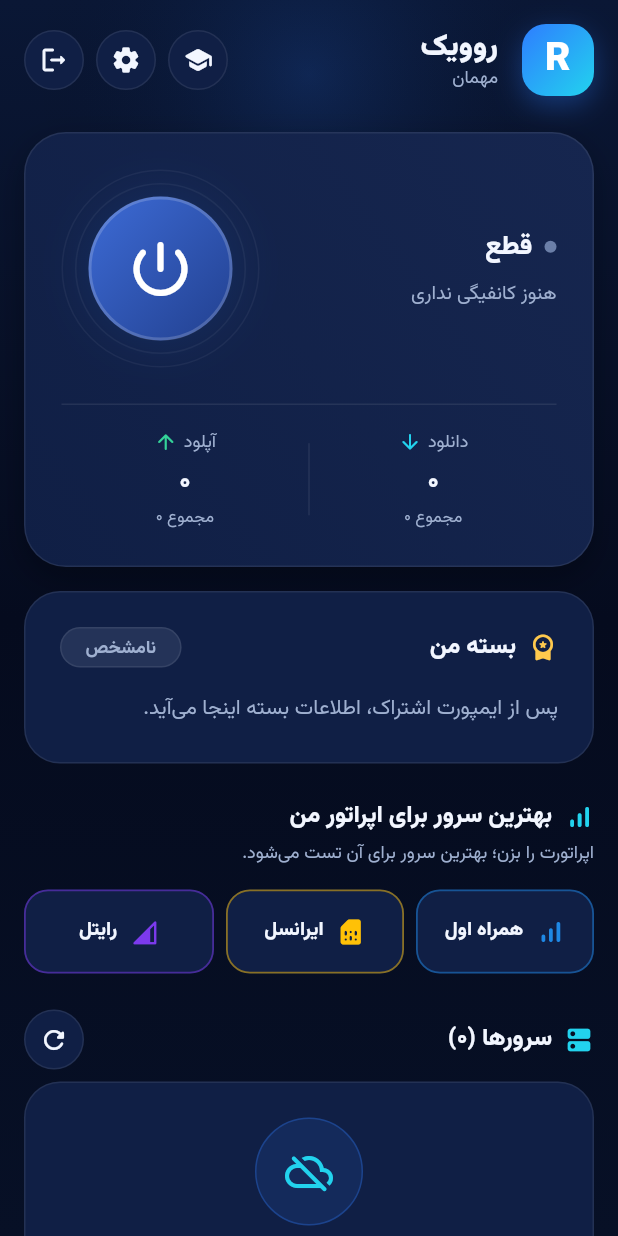
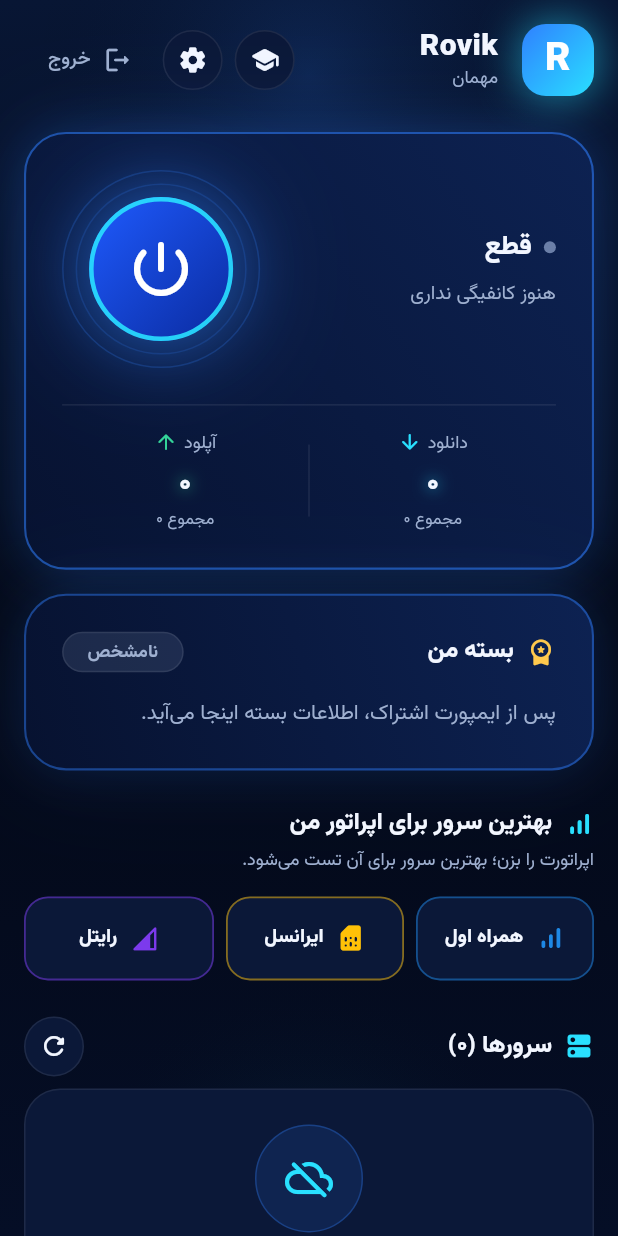
Before and after one commit to ilyaabbasii0090/rovik-app, a Flutter app: the screen it shows after launch, on a phone screen of 412 x 824 dp. Run offline on Flutter 3.47's test engine with Material 3 defaults, Android fonts, the phone set to English and light mode, and no system bars; our stand-ins replace app_links, shared_preferences; missing offline and left inert: flutter_v2ray; network calls fail.

Commit message:
v1.0.6: neon theme + connect grace fix + app name Rovik

```diff
--- a/rovik_app/lib/main.dart
+++ b/rovik_app/lib/main.dart
@@ -172,7 +172,7 @@ class _RovikAppState extends State<RovikApp> {
   @override
   Widget build(BuildContext context) {
     return MaterialApp(
-      title: 'روویک',
+      title: 'Rovik',
       debugShowCheckedModeBanner: false,
       locale: const Locale('fa'),
       supportedLocales: const [Locale('fa'), Locale('en')],
--- a/rovik_app/lib/screens/home_screen.dart
+++ b/rovik_app/lib/screens/home_screen.dart
@@ -92,6 +92,7 @@ class _HomeScreenState extends State<HomeScreen>
     widget.importRequests.removeListener(_onImportRequest);
     _durationTimer?.cancel();
     _pulse.dispose();
+    widget.engine.dispose();
     super.dispose();
   }
 
@@ -242,10 +243,11 @@ class _HomeScreenState extends State<HomeScreen>
     setState(() {
       _vpnStatus = snap;
       _vpnState = widget.engine.state;
-      if (snap.isConnected && _connectedSince == null) {
+      if (_vpnState == VpnConnectionState.connected &&
+          _connectedSince == null) {
         _connectedSince = DateTime.now();
         _startElapsedTimer();
-      } else if (!snap.isConnected) {
+      } else if (_vpnState == VpnConnectionState.disconnected) {
         _connectedSince = null;
         _durationTimer?.cancel();
         _elapsed = '۰۰:۰۰:۰۰';
@@ -297,8 +299,10 @@ class _HomeScreenState extends State<HomeScreen>
     try {
       // اتصال مستقیم به کانفیگ انتخاب‌شده؛ بدون جست‌وجو و تست سرعت.
       await widget.engine.connect(remark: cfg.name, link: cfg.link);
-      _onEngineStatus(widget.engine.lastStatus);
-      _snack('متصل شدی — ${cfg.name}');
+      // وضعیت نهایی (متصل) را خود موتور از طریق onStatus اعلام می‌کند؛
+      // اینجا وضعیت قدیمی را دوباره نمی‌فرستیم تا اتصال تازه قطع‌شده
+      // دیده نشود.
+      if (mounted) setState(() => _vpnState = widget.engine.state);
     } catch (_) {
       setState(() => _vpnState = VpnConnectionState.disconnected);
       _showRovikDialog(
@@ -446,6 +450,24 @@ class _HomeScreenState extends State<HomeScreen>
                     colors: [
                       (_connected ? RovikTheme.mint : RovikTheme.neonBlue)
                           .withValues(alpha: _connected ? 0.20 : 0.16),
+                      Colors.transparent,
+                    ],
+                  ),
+                ),
+              ),
+            ),
+          ),
+          Positioned(
+            bottom: -160,
+            left: -80,
+            right: -80,
+            child: IgnorePointer(
+              child: Container(
+                height: 340,
+                decoration: BoxDecoration(
+                  gradient: RadialGradient(
+                    colors: [
+                      RovikTheme.neonCyan.withValues(alpha: 0.10),
                       Colors.transparent,
                     ],
                   ),
@@ -530,9 +552,9 @@ class _HomeScreenState extends State<HomeScreen>
             borderRadius: BorderRadius.circular(16),
             boxShadow: [
               BoxShadow(
-                color: RovikTheme.neonBlue.withValues(alpha: 0.35),
-                blurRadius: 16,
-                offset: const Offset(0, 6),
+                color: RovikTheme.neonCyan.withValues(alpha: 0.55),
+                blurRadius: 24,
+                spreadRadius: 1,
               ),
             ],
           ),
@@ -552,7 +574,7 @@ class _HomeScreenState extends State<HomeScreen>
             crossAxisAlignment: CrossAxisAlignment.start,
             children: [
               const Text(
-                'روویک',
+                'Rovik',
                 style: TextStyle(
                   fontSize: 20,
                   height: 1.3,
@@ -585,10 +607,14 @@ class _HomeScreenState extends State<HomeScreen>
           onPressed: _goSettings,
         ),
         const SizedBox(width: 8),
-        _topIconButton(
-          icon: Icons.logout_rounded,
-          tooltip: 'خروج',
+        TextButton.icon(
           onPressed: _logout,
+          icon: const Icon(Icons.logout_rounded,
+              size: 20, color: RovikTheme.textMuted),
+          label: const Text(
+            'خروج',
+            style: TextStyle(fontSize: 13, color: RovikTheme.textMuted),
+          ),
         ),
       ],
     );
@@ -635,29 +661,10 @@ class _HomeScreenState extends State<HomeScreen>
       duration: const Duration(milliseconds: 300),
       curve: Curves.easeOutCubic,
       padding: const EdgeInsets.all(24),
-      decoration: BoxDecoration(
-        gradient: LinearGradient(
-          begin: Alignment.topRight,
-          end: Alignment.bottomLeft,
-          colors: _connected
-              ? const [Color(0xFF0E2F3B), RovikTheme.bgCard]
-              : const [RovikTheme.bgCardLight, RovikTheme.bgCard],
-        ),
-        borderRadius: BorderRadius.circular(28),
-        border: Border.all(
-          color: _connected
-              ? RovikTheme.mint.withValues(alpha: 0.35)
-              : RovikTheme.hairline,
-        ),
-        boxShadow: _connected
-            ? [
-                BoxShadow(
-                  color: RovikTheme.mint.withValues(alpha: 0.14),
-                  blurRadius: 32,
-                  spreadRadius: 1,
-                ),
-              ]
-            : RovikTheme.softShadow(),
+      decoration: RovikTheme.neonCard(
+        color: RovikTheme.neonBlue,
+        glow: _connected ? 0.34 : 0.20,
+        border: _connected ? 0.85 : 0.55,
       ),
       child: Column(
         children: [
@@ -746,12 +753,11 @@ class _HomeScreenState extends State<HomeScreen>
                                   child: ElevatedButton(
                                     onPressed: _busy ? null : _toggleConnect,
                                     style: ElevatedButton.styleFrom(
-                                      backgroundColor:
-                                          RovikTheme.bgCardLight,
-                                      foregroundColor: RovikTheme.textMain,
+                                      backgroundColor: RovikTheme.neonBlue,
+                                      foregroundColor: Colors.white,
                                       side: BorderSide(
-                                        color: RovikTheme.coral
-                                            .withValues(alpha: 0.5),
+                                        color: RovikTheme.neonCyan
+                                            .withValues(alpha: 0.6),
                                       ),
                                       padding: const EdgeInsets.symmetric(
                                         horizontal: 24,
@@ -847,9 +853,11 @@ class _HomeScreenState extends State<HomeScreen>
                       border: Border.all(
                         color: _connected
                             ? RovikTheme.mint.withValues(
-                                alpha: 0.10 + 0.10 * (1 - t) - entry.$2 * 0.04,
+                                alpha: 0.22 + 0.25 * (1 - t) - entry.$2 * 0.08,
                               )
-                            : Colors.white.withValues(alpha: 0.05),
+                            : RovikTheme.neonBlue.withValues(
+                                alpha: 0.22 - entry.$2 * 0.08,
+                              ),
                       ),
                     ),
                   ),
@@ -861,21 +869,26 @@ class _HomeScreenState extends State<HomeScreen>
                   decoration: BoxDecoration(
                     shape: BoxShape.circle,
                     border: Border.all(
-                      color: Colors.white.withValues(alpha: 0.18),
-                      width: 2,
+                      color: _connected
+                          ? RovikTheme.mint
+                          : RovikTheme.neonCyan.withValues(alpha: 0.9),
+                      width: 3,
                     ),
-                    gradient: LinearGradient(
+                    gradient: const LinearGradient(
                       begin: Alignment.topLeft,
                       end: Alignment.bottomRight,
-                      colors: _connected
-                          ? const [RovikTheme.mint, Color(0xFF0E9F6E)]
-                          : const [Color(0xFF3D6BD6), Color(0xFF22408F)],
+                      colors: [Color(0xFF1F5BFF), Color(0xFF0A2A9E)],
                     ),
                     boxShadow: [
                       BoxShadow(
-                        color: accent.withValues(alpha: glow),
-                        blurRadius: 28,
-                        spreadRadius: 1,
+                        color: accent.withValues(alpha: glow + 0.25),
+                        blurRadius: 34,
+                        spreadRadius: 3,
+                      ),
+                      BoxShadow(
+                        color: RovikTheme.neonBlue.withValues(alpha: 0.35),
+                        blurRadius: 60,
+                        spreadRadius: 6,
                       ),
                     ],
                   ),
@@ -934,11 +947,14 @@ class _HomeScreenState extends State<HomeScreen>
         const SizedBox(height: 8),
         Text(
           FaFormat.speed(speed),
-          style: const TextStyle(
-            fontSize: 17,
+          style: TextStyle(
+            fontSize: 18,
             height: 1.3,
-            fontWeight: FontWeight.w800,
+            fontWeight: FontWeight.w900,
             color: RovikTheme.textMain,
+            shadows: [
+              Shadow(color: color.withValues(alpha: 0.8), blurRadius: 12),
+            ],
           ),
         ),
         const SizedBox(height: 4),
@@ -953,7 +969,8 @@ class _HomeScreenState extends State<HomeScreen>
   /// کارت بسته: نام بسته و برچسب وضعیت، نوار پیشرفت و دو عدد بزرگ.
   Widget _packageCard() {
     final info = _subInfo;
-    return Card(
+    return Container(
+      decoration: RovikTheme.neonCard(glow: 0.14, border: 0.45, radius: 28),
       child: Padding(
         padding: const EdgeInsets.all(24),
         child: Column(
@@ -1090,6 +1107,12 @@ class _HomeScreenState extends State<HomeScreen>
               decoration: BoxDecoration(
                 gradient: LinearGradient(colors: colors),
                 borderRadius: BorderRadius.circular(8),
+                boxShadow: [
+                  BoxShadow(
+                    color: colors.last.withValues(alpha: 0.7),
+                    blurRadius: 12,
+                  ),
+                ],
               ),
             ),
           ),
@@ -1105,10 +1128,11 @@ class _HomeScreenState extends State<HomeScreen>
           value,
           textAlign: TextAlign.center,
           style: const TextStyle(
-            fontSize: 24,
+            fontSize: 26,
             height: 1.3,
-            fontWeight: FontWeight.w800,
+            fontWeight: FontWeight.w900,
             color: RovikTheme.textMain,
+            shadows: [Shadow(color: RovikTheme.neonBlue, blurRadius: 14)],
           ),
         ),
         const SizedBox(height: 4),
@@ -1430,10 +1454,12 @@ class _HomeScreenState extends State<HomeScreen>
       onTap: _selectBest,
       child: Container(
         padding: const EdgeInsets.symmetric(horizontal: 16, vertical: 16),
-        decoration: BoxDecoration(
-          color: RovikTheme.bgCard,
-          borderRadius: BorderRadius.circular(20),
-          border: Border.all(color: RovikTheme.hairline),
+        decoration: RovikTheme.neonCard(
+          color: RovikTheme.gold,
+          radius: 20,
+          glow: 0.10,
+          border: 0.35,
+          fill: const [Color(0xFF0C1A3C), Color(0xFF081330)],
         ),
         child: const Row(
           children: [
@@ -1553,24 +1579,19 @@ class _HomeScreenState extends State<HomeScreen>
         duration: const Duration(milliseconds: 220),
         curve: Curves.easeOutCubic,
         padding: const EdgeInsets.symmetric(horizontal: 16, vertical: 16),
-        decoration: BoxDecoration(
-          color: selected ? RovikTheme.bgCardLight : RovikTheme.bgCard,
-          borderRadius: BorderRadius.circular(20),
-          border: Border.all(
-            color: selected
-                ? RovikTheme.neonBlue.withValues(alpha: 0.8)
-                : RovikTheme.hairline,
-            width: selected ? 1.5 : 1,
-          ),
-          boxShadow: selected
-              ? [
-                  BoxShadow(
-                    color: RovikTheme.neonBlue.withValues(alpha: 0.18),
-                    blurRadius: 16,
-                  ),
-                ]
-              : null,
-        ),
+        decoration: selected
+            ? RovikTheme.neonCard(
+                radius: 20,
+                glow: 0.32,
+                border: 0.95,
+                fill: const [Color(0xFF0F2A66), Color(0xFF081634)],
+              )
+            : RovikTheme.neonCard(
+                radius: 20,
+                glow: 0.0,
+                border: 0.18,
+                fill: const [Color(0xFF0B1838), Color(0xFF071029)],
+              ),
         child: Row(
           children: [
             AnimatedSwitcher(
@@ -1665,9 +1686,9 @@ class _HomeScreenState extends State<HomeScreen>
                 borderRadius: BorderRadius.circular(16),
                 boxShadow: [
                   BoxShadow(
-                    color: RovikTheme.neonBlue.withValues(alpha: 0.30),
-                    blurRadius: 18,
-                    offset: const Offset(0, 6),
+                    color: RovikTheme.neonBlue.withValues(alpha: 0.65),
+                    blurRadius: 26,
+                    spreadRadius: 1,
                   ),
                 ],
               ),
@@ -1698,7 +1719,8 @@ class _HomeScreenState extends State<HomeScreen>
                   backgroundColor: RovikTheme.bgCard,
                   foregroundColor: RovikTheme.textMain,
                   side: BorderSide(
-                    color: RovikTheme.textMuted.withValues(alpha: 0.3),
+                    color: RovikTheme.neonBlue.withValues(alpha: 0.6),
+                    width: 1.4,
                   ),
                 ),
               ),
--- a/rovik_app/lib/screens/settings_screen.dart
+++ b/rovik_app/lib/screens/settings_screen.dart
@@ -61,7 +61,7 @@ class SettingsScreen extends StatelessWidget {
               const SizedBox(height: 24),
               const Center(
                 child: Text(
-                  'روویک — نسخه ۱٫۰٫۰',
+                  'Rovik — نسخه ۱٫۰٫۰',
                   style: TextStyle(color: RovikTheme.textMuted),
                 ),
               ),
--- a/rovik_app/lib/theme.dart
+++ b/rovik_app/lib/theme.dart
@@ -3,12 +3,12 @@ import 'package:flutter/material.dart';
 /// تم اپ روویک: سرمه‌ای تیره، اکسنت آبی، کارت‌های گرد، حالت متصل سبز.
 /// هماهنگ با تم اپ فروشگاه (lib/theme.dart آن اپ) و چیدمان زونیکس.
 class RovikTheme {
-  static const Color bgDeep = Color(0xFF050B1E);
-  static const Color bgMid = Color(0xFF0A1735);
-  static const Color bgCard = Color(0xFF101F45);
-  static const Color bgCardLight = Color(0xFF16264F);
-  static const Color neonBlue = Color(0xFF2E7DFF);
-  static const Color neonCyan = Color(0xFF22D3EE);
+  static const Color bgDeep = Color(0xFF030816);
+  static const Color bgMid = Color(0xFF081634);
+  static const Color bgCard = Color(0xFF0B1838);
+  static const Color bgCardLight = Color(0xFF12275A);
+  static const Color neonBlue = Color(0xFF2F80FF);
+  static const Color neonCyan = Color(0xFF29E0FF);
   static const Color gold = Color(0xFFFFC94D);
   static const Color coral = Color(0xFFFF6B6B);
   static const Color mint = Color(0xFF34D399);
@@ -151,8 +151,41 @@ class RovikTheme {
   static const LinearGradient pageGradient = LinearGradient(
     begin: Alignment.topCenter,
     end: Alignment.bottomCenter,
-    colors: [Color(0xFF0A1735), Color(0xFF050B1E), Color(0xFF071026)],
+    colors: [Color(0xFF081634), Color(0xFF030816), Color(0xFF050E26)],
   );
+
+  /// کارت نئونی: پس‌زمینه سرمه‌ای، حاشیه روشن و درخشش دو لایه.
+  static BoxDecoration neonCard({
+    Color color = neonBlue,
+    double radius = 28,
+    double glow = 0.28,
+    double border = 0.65,
+    List<Color>? fill,
+  }) =>
+      BoxDecoration(
+        gradient: LinearGradient(
+          begin: Alignment.topRight,
+          end: Alignment.bottomLeft,
+          colors: fill ?? const [Color(0xFF0D2252), Color(0xFF071230)],
+        ),
+        borderRadius: BorderRadius.circular(radius),
+        border: Border.all(
+          color: color.withValues(alpha: border),
+          width: 1.4,
+        ),
+        boxShadow: [
+          BoxShadow(
+            color: color.withValues(alpha: glow),
+            blurRadius: 26,
+            spreadRadius: 0,
+          ),
+          BoxShadow(
+            color: color.withValues(alpha: glow * 0.5),
+            blurRadius: 60,
+            spreadRadius: 2,
+          ),
+        ],
+      );
 
   static List<BoxShadow> neonGlow([Color color = neonBlue]) => [
         BoxShadow(
--- a/rovik_app/pubspec.yaml
+++ b/rovik_app/pubspec.yaml
@@ -1,7 +1,7 @@
 name: rovik_app
 description: "اپ اختصاصی VPN روویک — کلاینت واقعی V2Ray برای اندروید"
 publish_to: "none"
-version: 1.0.5+6
+version: 1.0.6+7
 
 environment:
   sdk: ^3.14.0
```
Also changed, not shown: rovik_app/lib/services/vpn_engine.dart (+44 -4 lines), 2 other files.
